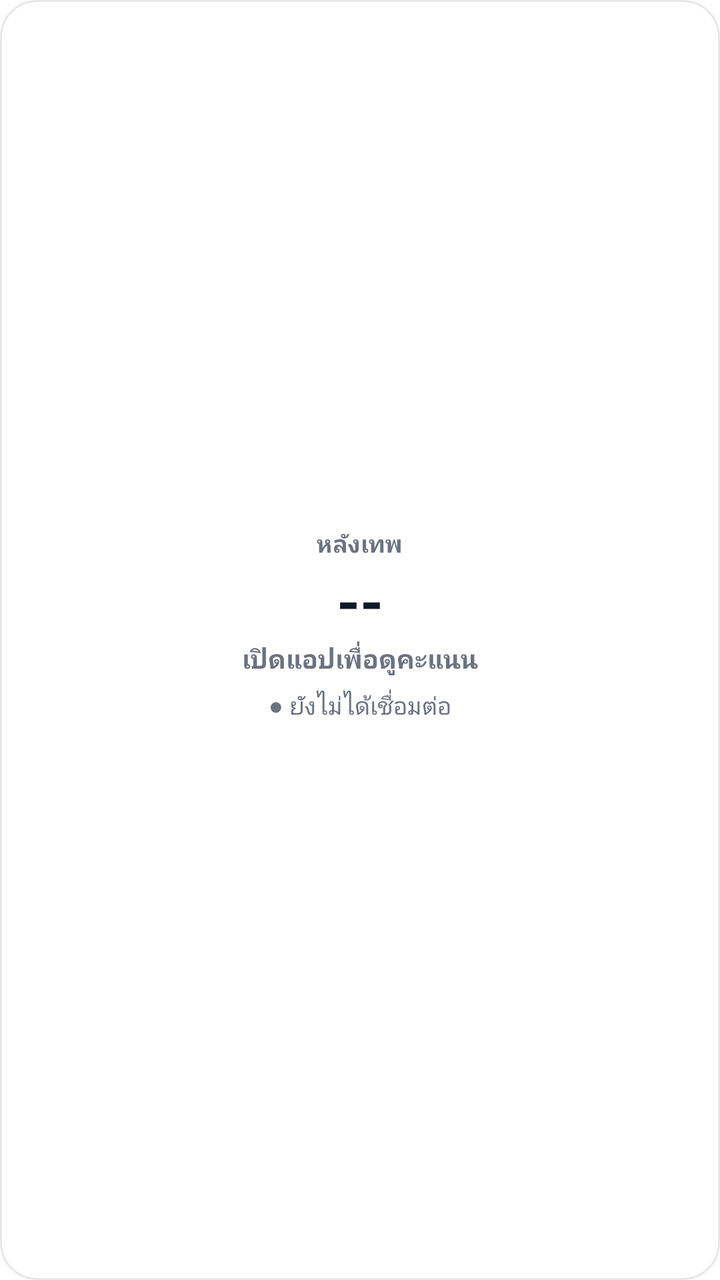
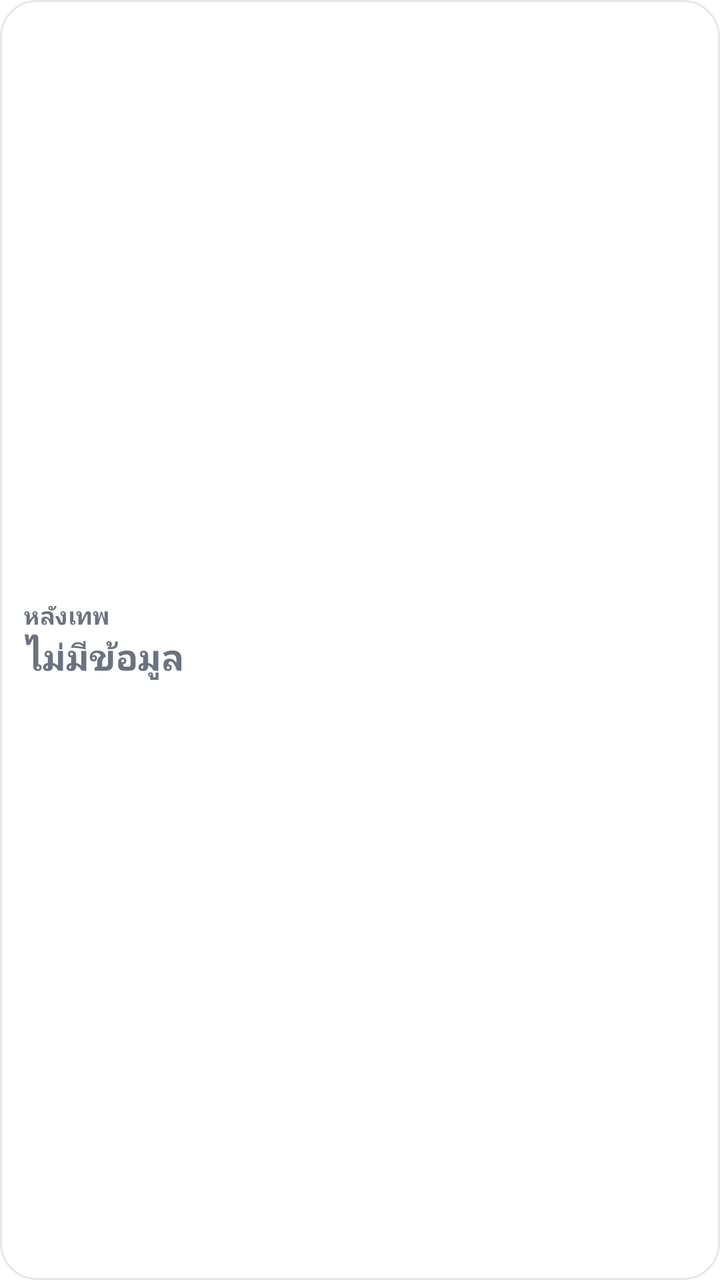

Screens rendered from an Android XML layout before and after an edit, with the pre-edit source and the edit as a unified diff.
<!-- AndroidManifest.xml: fallback theme Theme.MaterialComponents.DayNight.NoActionBar -->
<!-- res/layout/belt_widget.xml -->
<?xml version="1.0" encoding="utf-8"?>
<LinearLayout xmlns:android="http://schemas.android.com/apk/res/android"
  android:id="@+id/belt_widget_root"
  android:layout_width="match_parent"
  android:layout_height="match_parent"
  android:background="@drawable/belt_widget_bg"
  android:gravity="center"
  android:orientation="vertical"
  android:padding="12dp">

  <TextView
    android:id="@+id/belt_widget_title"
    android:layout_width="wrap_content"
    android:layout_height="wrap_content"
    android:text="@string/belt_widget_label"
    android:textColor="#6B7280"
    android:textSize="12sp"
    android:textStyle="bold" />

  <TextView
    android:id="@+id/belt_widget_score"
    android:layout_width="wrap_content"
    android:layout_height="wrap_content"
    android:text="--"
    android:textColor="#111827"
    android:textSize="30sp"
    android:textStyle="bold" />

  <TextView
    android:id="@+id/belt_widget_tier"
    android:layout_width="wrap_content"
    android:layout_height="wrap_content"
    android:text="@string/belt_widget_open_app"
    android:textColor="#6B7280"
    android:textSize="13sp"
    android:textStyle="bold" />

  <TextView
    android:id="@+id/belt_widget_status"
    android:layout_width="wrap_content"
    android:layout_height="wrap_content"
    android:layout_marginTop="6dp"
    android:text="@string/belt_widget_disconnected"
    android:textColor="#6B7280"
    android:textSize="12sp" />

  <TextView
    android:id="@+id/belt_widget_updated"
    android:layout_width="wrap_content"
    android:layout_height="wrap_content"
    android:layout_marginTop="2dp"
    android:textColor="#9CA3AF"
    android:textSize="10sp" />
</LinearLayout>
<!-- resources referenced by this layout -->
<resources>
  <!-- drawable belt_widget_bg (drawable) -->
  <?xml version="1.0" encoding="utf-8"?>
  <shape xmlns:android="http://schemas.android.com/apk/res/android"
    android:shape="rectangle">
    <solid android:color="#FFFFFF" />
    <corners android:radius="18dp" />
    <stroke
      android:width="1dp"
      android:color="#E5E7EB" />
  </shape>
  <string name="belt_widget_disconnected">● ยังไม่ได้เชื่อมต่อ</string>
  <string name="belt_widget_label">หลังเทพ</string>
  <string name="belt_widget_open_app">เปิดแอปเพื่อดูคะแนน</string>
</resources>

<!-- the commit's change to res/layout/belt_widget.xml (unified diff, before → after) -->
@@ -4,10 +4,11 @@
   android:layout_width="match_parent"
   android:layout_height="match_parent"
   android:background="@drawable/belt_widget_bg"
-  android:gravity="center"
+  android:gravity="center_vertical"
   android:orientation="vertical"
   android:padding="12dp">
 
+  
   <TextView
     android:id="@+id/belt_widget_title"
     android:layout_width="wrap_content"
@@ -17,38 +18,41 @@
     android:textSize="12sp"
     android:textStyle="bold" />
 
-  <TextView
-    android:id="@+id/belt_widget_score"
-    android:layout_width="wrap_content"
-    android:layout_height="wrap_content"
-    android:text="--"
-    android:textColor="#111827"
-    android:textSize="30sp"
-    android:textStyle="bold" />
-
-  <TextView
-    android:id="@+id/belt_widget_tier"
-    android:layout_width="wrap_content"
-    android:layout_height="wrap_content"
-    android:text="@string/belt_widget_open_app"
-    android:textColor="#6B7280"
-    android:textSize="13sp"
-    android:textStyle="bold" />
-
+  
   <TextView
     android:id="@+id/belt_widget_status"
     android:layout_width="wrap_content"
     android:layout_height="wrap_content"
-    android:layout_marginTop="6dp"
-    android:text="@string/belt_widget_disconnected"
+    android:text="@string/belt_widget_no_data"
     android:textColor="#6B7280"
-    android:textSize="12sp" />
+    android:textSize="18sp"
+    android:textStyle="bold" />
+
+  
+  <TextView
+    android:id="@+id/belt_widget_sitting"
+    android:layout_width="wrap_content"
+    android:layout_height="wrap_content"
+    android:layout_marginTop="2dp"
+    android:textColor="#111827"
+    android:textSize="14sp"
+    android:visibility="gone" />
+
+  
+  <ImageView
+    android:id="@+id/belt_widget_bar"
+    android:layout_width="match_parent"
+    android:layout_height="5dp"
+    android:layout_marginTop="10dp"
+    android:scaleType="fitXY"
+    android:visibility="gone" />
 
   <TextView
     android:id="@+id/belt_widget_updated"
     android:layout_width="wrap_content"
     android:layout_height="wrap_content"
-    android:layout_marginTop="2dp"
+    android:layout_marginTop="4dp"
     android:textColor="#9CA3AF"
-    android:textSize="10sp" />
+    android:textSize="10sp"
+    android:visibility="gone" />
 </LinearLayout>
<!-- resource entries referenced after the edit -->
@@ -10,8 +10,7 @@
       android:width="1dp"
       android:color="#E5E7EB" />
   </shape>
-  <string name="belt_widget_disconnected">● ยังไม่ได้เชื่อมต่อ</string>
   <string name="belt_widget_label">หลังเทพ</string>
-  <string name="belt_widget_open_app">เปิดแอปเพื่อดูคะแนน</string>
+  <string name="belt_widget_no_data">ไม่มีข้อมูล</string>
 </resources>
 
